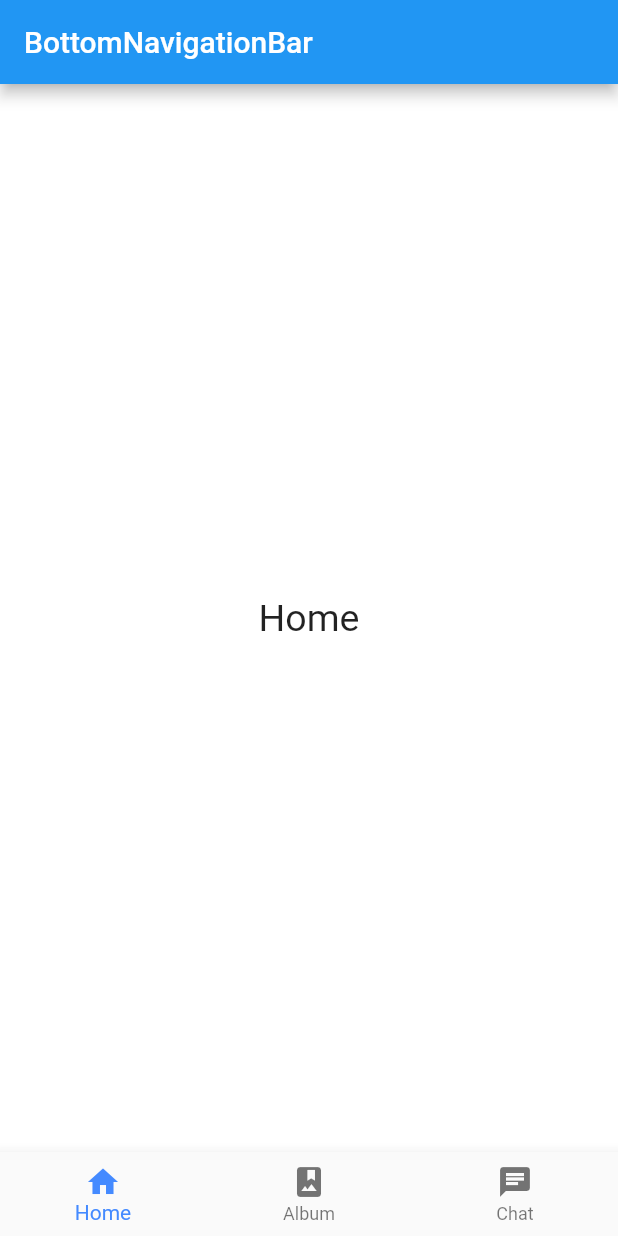
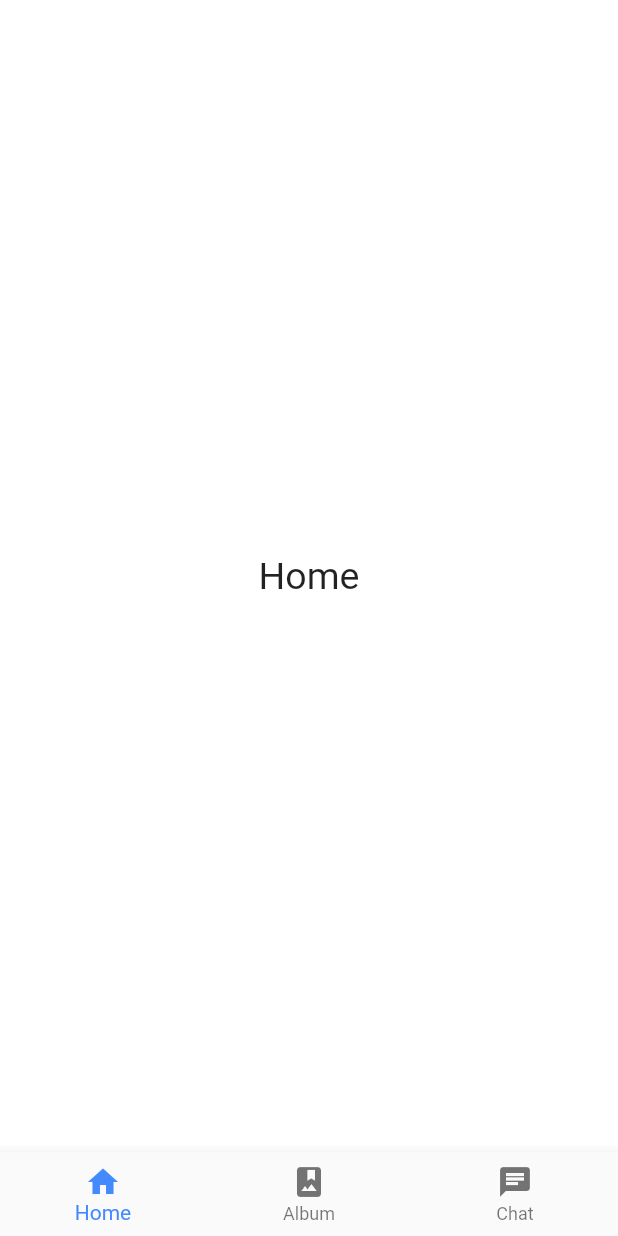
Before and after one commit to uma-co82/shupple-flutter, a Flutter app: the screen it shows after launch, on a phone screen of 412 x 824 dp. Run offline on Flutter 3.47's test engine with Material 2 defaults, Android fonts, the phone set to English and light mode, and no system bars.

Commit message:
Update index.dart

```diff
--- a/lib/scene/home/index.dart
+++ b/lib/scene/home/index.dart
@@ -18,16 +18,13 @@ class _HomeSceneState extends State<HomeScene> {
   @override
   Widget build(BuildContext context) {
     return Scaffold(
-      appBar: AppBar(
-        title: Text('BottomNavigationBar'),
-      ),
       body: _pageWidgets.elementAt(_currentIndex),
       bottomNavigationBar: BottomNavigationBar(
         items: <BottomNavigationBarItem>[
-          BottomNavigationBarItem(icon: Icon(Icons.home), title: Text('Home')),
+          BottomNavigationBarItem(icon: Icon(Icons.home), label: 'Home'),
           BottomNavigationBarItem(
-              icon: Icon(Icons.photo_album), title: Text('Album')),
-          BottomNavigationBarItem(icon: Icon(Icons.chat), title: Text('Chat')),
+              icon: Icon(Icons.photo_album), label: 'Album'),
+          BottomNavigationBarItem(icon: Icon(Icons.chat), label: 'Chat'),
         ],
         currentIndex: _currentIndex,
         fixedColor: Colors.blueAccent,
```
